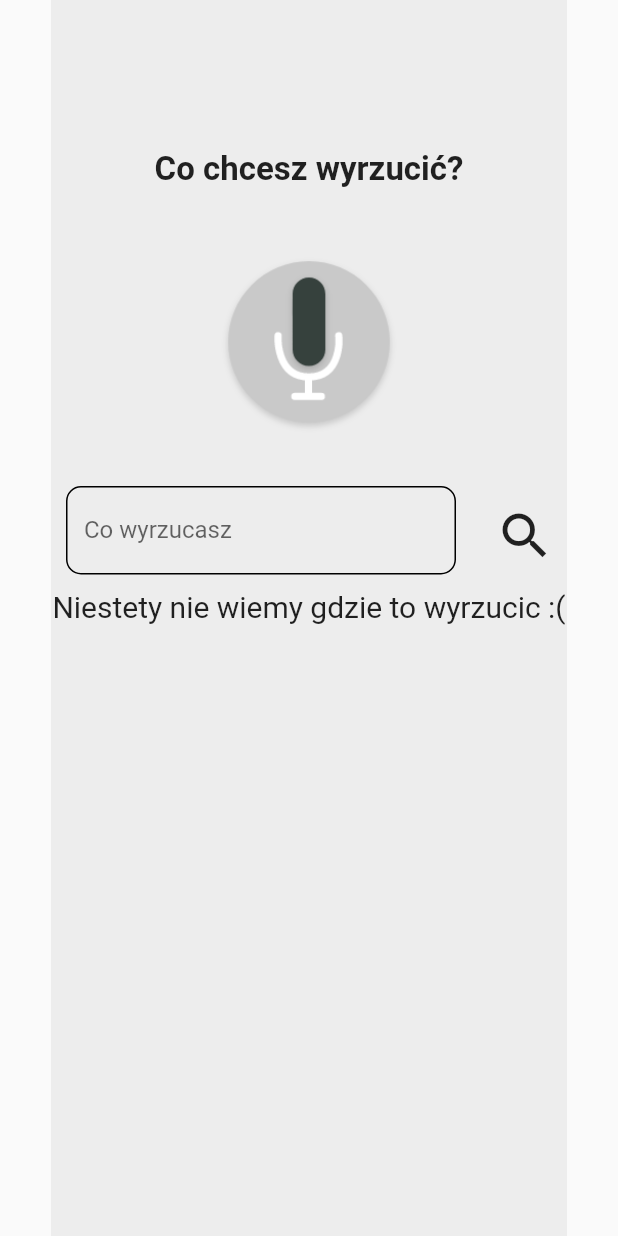
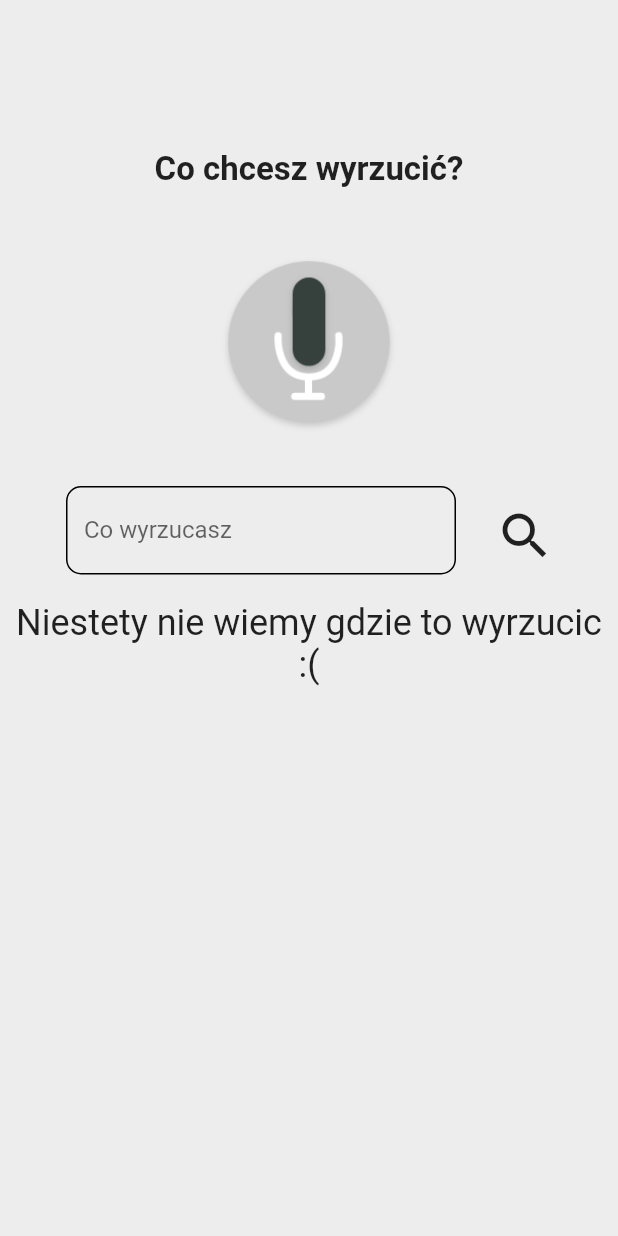
Before and after one commit to PiotrPrus/eko_asia, a Flutter app: the RecordSearchScreen screen opened directly, after a tap on the "search" icon, on a phone screen of 412 x 824 dp. Run offline on Flutter 3.47's test engine with Material 2 defaults, Android fonts, the phone set to English and light mode, and no system bars; our stand-ins replace audioplayers, cloud_firestore, speech_to_text; accounts and stored records are empty; network calls fail.

Commit message:
Adding padding

```diff
--- a/lib/recordSearchScreen.dart
+++ b/lib/recordSearchScreen.dart
@@ -129,11 +129,16 @@ class _PlayerWidgetState extends State<PlayerWidget> {
             ],
           ),
           Expanded(
-              child: noProductFound ? Text("Niestety nie wiemy gdzie to wyrzucic :(",
-                style: TextStyle(fontSize: 20),
-                textAlign: TextAlign.center,) :
-                _buildBinsInstruction()
-          )
+              child: noProductFound
+                  ? Padding(
+                      padding: const EdgeInsets.all(8.0),
+                      child: Text(
+                        "Niestety nie wiemy gdzie to wyrzucic :(",
+                        style: TextStyle(fontSize: 24),
+                        textAlign: TextAlign.center,
+                      ),
+                    )
+                  : _buildBinsInstruction())
         ],
       ),
     );
```
